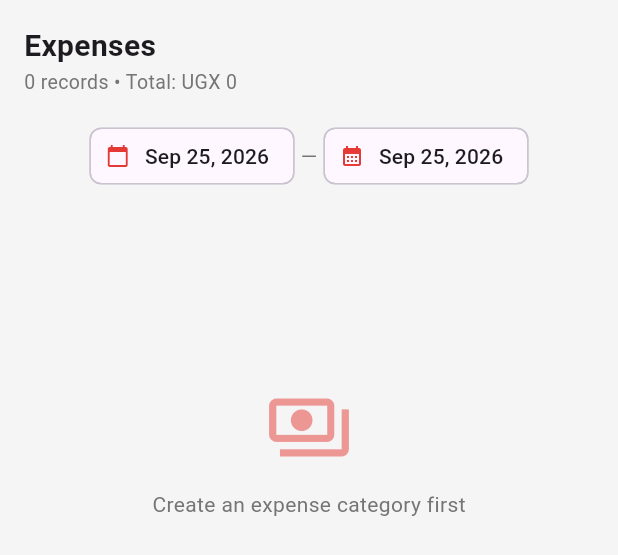
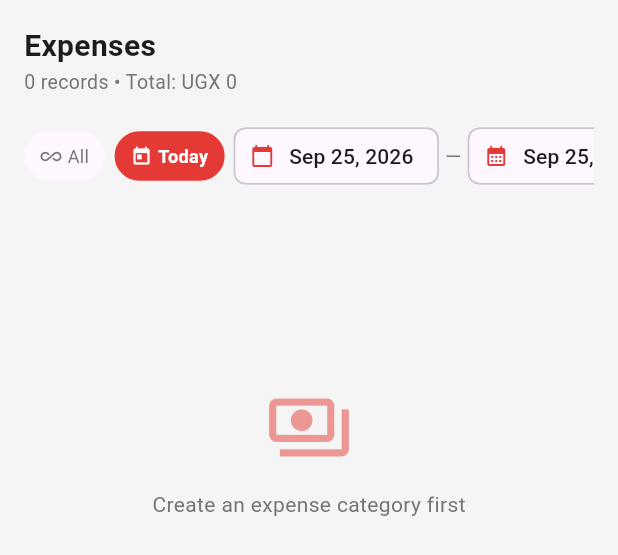
Before and after one commit to Bukenya-umaru/inventory, a Flutter app: the ExpensesScreen widget shown alone on an empty page, opened directly, on a phone screen of 412 x 824 dp. Shown: the top 555 px of the screen. Run offline on Flutter 3.47's test engine with Material 3 defaults, Android fonts, the phone set to English and light mode, and no system bars; our stand-ins replace audioplayers, flutter_dotenv, image_picker, pdf, share_plus, shared_preferences and 1 more; missing offline and left inert: dart:html, dart:js_interop; accounts and stored records are empty; network calls fail.

Commit message:
expenses

```diff
--- a/frontend/lib/screens/admin/expenses_screen.dart
+++ b/frontend/lib/screens/admin/expenses_screen.dart
@@ -22,6 +22,7 @@ class _ExpensesScreenState extends State<ExpensesScreen> {
   List<Map<String, dynamic>> _expenses = [];
   List<Category> _categories = [];
   bool _loading = true;
+  bool _showAll = false;
   DateTime? _startDate;
   DateTime? _endDate;
 
@@ -60,12 +61,16 @@ class _ExpensesScreenState extends State<ExpensesScreen> {
     try {
       final results = await Future.wait([
         ApiService.getExpenses(
-          startDate: DateTime(
+          startDate: _showAll
+              ? null
+              : DateTime(
                   _safeStart.year,
                   _safeStart.month,
                   _safeStart.day,
                 ).toIso8601String(),
-          endDate: DateTime(
+          endDate: _showAll
+              ? null
+              : DateTime(
                   _safeEnd.year,
                   _safeEnd.month,
                   _safeEnd.day,
@@ -126,6 +131,7 @@ class _ExpensesScreenState extends State<ExpensesScreen> {
     );
     if (picked == null) return;
     setState(() {
+      _showAll = false;
       if (isStart) {
         _startDate = picked;
         if (_safeEnd.isBefore(picked)) _endDate = picked;
@@ -133,6 +139,21 @@ class _ExpensesScreenState extends State<ExpensesScreen> {
         _endDate = picked;
         if (_safeStart.isAfter(picked)) _startDate = picked;
       }
+    });
+    _load();
+  }
+
+  void _showAllExpenses() {
+    setState(() => _showAll = true);
+    _load();
+  }
+
+  void _showTodayExpenses() {
+    final today = _today;
+    setState(() {
+      _showAll = false;
+      _startDate = today;
+      _endDate = today;
     });
     _load();
   }
@@ -192,8 +213,27 @@ class _ExpensesScreenState extends State<ExpensesScreen> {
             scrollDirection: Axis.horizontal,
             child: Row(
               children: [
+                _filterBtn(
+                  label: 'All',
+                  icon: Icons.all_inclusive,
+                  isActive: _showAll,
+                  onTap: _showAllExpenses,
+                ),
+                const SizedBox(width: 6),
+                _filterBtn(
+                  label: 'Today',
+                  icon: Icons.today,
+                  isActive:
+                      !_showAll &&
+                      _safeStart == _safeEnd &&
+                      _safeStart == _today,
+                  onTap: _showTodayExpenses,
+                ),
+                const SizedBox(width: 6),
                 _dateChip(
-                  label: DateFormat('MMM d, yyyy').format(_safeStart),
+                  label: _showAll
+                      ? 'Start date'
+                      : DateFormat('MMM d, yyyy').format(_safeStart),
                   icon: Icons.calendar_today,
                   onTap: () => _pickDate(isStart: true),
                 ),
@@ -207,7 +247,9 @@ class _ExpensesScreenState extends State<ExpensesScreen> {
                 ),
                 const SizedBox(width: 4),
                 _dateChip(
-                  label: DateFormat('MMM d, yyyy').format(_safeEnd),
+                  label: _showAll
+                      ? 'End date'
+                      : DateFormat('MMM d, yyyy').format(_safeEnd),
                   icon: Icons.calendar_month,
                   onTap: () => _pickDate(isStart: false),
                 ),
@@ -249,6 +291,51 @@ class _ExpensesScreenState extends State<ExpensesScreen> {
       avatar: Icon(icon, size: 16),
       label: Text(label),
       onPressed: onTap,
+    );
+  }
+
+  Widget _filterBtn({
+    required String label,
+    required IconData icon,
+    required bool isActive,
+    required VoidCallback onTap,
+  }) {
+    return InkWell(
+      onTap: onTap,
+      borderRadius: BorderRadius.circular(20),
+      child: Container(
+        padding: const EdgeInsets.symmetric(horizontal: 10, vertical: 7),
+        decoration: BoxDecoration(
+          color: isActive ? AppTheme.primary : Theme.of(context).cardColor,
+          borderRadius: BorderRadius.circular(20),
+          border: Border.all(
+            color: isActive
+                ? AppTheme.primary
+                : Theme.of(context).dividerColor.withValues(alpha: 0.2),
+          ),
+        ),
+        child: Row(
+          mainAxisSize: MainAxisSize.min,
+          children: [
+            Icon(
+              icon,
+              size: 14,
+              color: isActive ? Colors.white : AppTheme.secondaryText(context),
+            ),
+            const SizedBox(width: 4),
+            Text(
+              label,
+              style: TextStyle(
+                fontSize: 12,
+                fontWeight: isActive ? FontWeight.w600 : FontWeight.w400,
+                color: isActive
+                    ? Colors.white
+                    : AppTheme.secondaryText(context),
+              ),
+            ),
+          ],
+        ),
+      ),
     );
   }
 
```
Also changed, not shown: frontend/lib/screens/developer/audit_logs_screen.dart (+40 -0 lines). Lines whose indentation alone changed are shown as unchanged.
